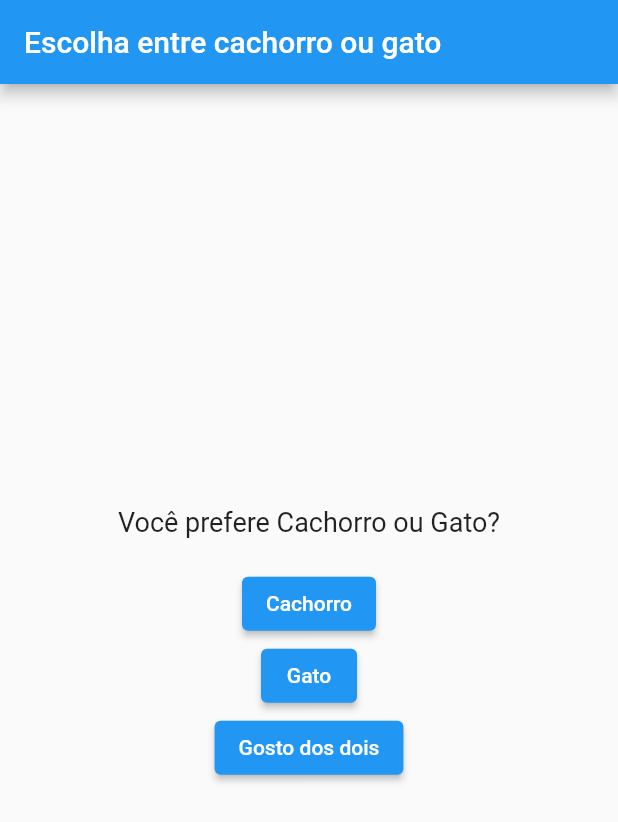
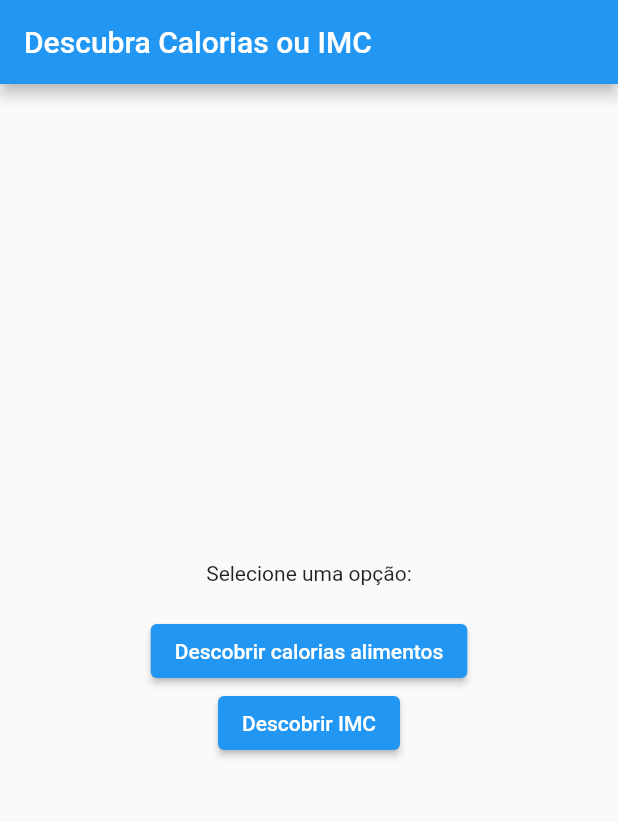
Before and after one commit to Leoscan/flutter-hive, a Flutter app: the screen it shows after launch, on a phone screen of 412 x 824 dp. Shown: the top 822 px of the screen. Run offline on Flutter 3.47's test engine with Material 2 defaults, Android fonts, the phone set to English and light mode, and no system bars.

Commit message:
first commit

```diff
--- /dev/null
+++ b/lib/Opcoes.dart
@@ -0,0 +1,83 @@
+import 'package:flutter/material.dart';
+import 'Comida.dart';
+import 'IMC.dart';
+
+void main() {
+  runApp(MyApp());
+}
+
+class MyApp extends StatelessWidget {
+  @override
+  Widget build(BuildContext context) {
+    return MaterialApp(
+      home: Opcoes(),
+    );
+  }
+}
+
+class Opcoes extends StatelessWidget {
+  @override
+  Widget build(BuildContext context) {
+    return Scaffold(
+      appBar: AppBar(
+        title: Text('Descubra Calorias ou IMC'),
+      ),
+      body: Center(
+        child: Column(
+          mainAxisAlignment: MainAxisAlignment.center,
+          children: <Widget>[
+            Text('Selecione uma opção:'),
+            SizedBox(height: 20),
+            ElevatedButton(
+              onPressed: () {
+                Navigator.push(
+                  context,
+                  MaterialPageRoute(
+                      builder: (context) => CalcularCaloriaComida()),
+                );
+              },
+              child: Text('Descobrir calorias alimentos'),
+            ),
+            ElevatedButton(
+              onPressed: () {
+                Navigator.push(
+                  context,
+                  MaterialPageRoute(builder: (context) => IMC()),
+                );
+              },
+              child: Text('Descobrir IMC'),
+            ),
+          ],
+        ),
+      ),
+    );
+  }
+}
+
+class PrimeiraPagina extends StatelessWidget {
+  @override
+  Widget build(BuildContext context) {
+    return Scaffold(
+      appBar: AppBar(
+        title: Text('Primeira Página'),
+      ),
+      body: Center(
+        child: Text('Conteúdo da Primeira Página'),
+      ),
+    );
+  }
+}
+
+class SegundaPagina extends StatelessWidget {
+  @override
+  Widget build(BuildContext context) {
+    return Scaffold(
+      appBar: AppBar(
+        title: Text('Segunda Página'),
+      ),
+      body: Center(
+        child: Text('Conteúdo da Segunda Página'),
+      ),
+    );
+  }
+}
--- a/lib/main.dart
+++ b/lib/main.dart
@@ -1,84 +1,8 @@
 import 'package:flutter/material.dart';
+import 'package:prj_dev_mobile/splashscrean.dart';
 
 void main() {
-  runApp(const MyApp());
+  runApp(MaterialApp(
+    home: SplashScreen(),
+  ));
 }
-
-class MyApp extends StatelessWidget {
-  const MyApp({Key? key});
-
-  @override
-  Widget build(BuildContext context) {
-    return MaterialApp(
-      title: 'Escolha entre Cachorro ou Gato',
-      home: const Home(),
-    );
-  }
-}
-
-class Home extends StatefulWidget {
-  const Home({Key? key});
-
-  @override
-  _HomeState createState() => _HomeState();
-}
-
-class _HomeState extends State<Home> {
-  String _imagemUrl = '';
-
-  void _escolherOpcao(String escolha) {
-    setState(() {
-      if (escolha == 'Cachorro') {
-        _imagemUrl =
-            'https://media.istockphoto.com/id/479809942/pt/foto/dachshund-isolado-no-fundo-branco-castanha-de-c%C3%A3o-olhando-para-cima.jpg?s=612x612&w=0&k=20&c=cW3WEgg8FhvxQgnG1u7HyCiMHzpqwm-8rJjC3McCdb0='; // Substitua pela URL da imagem do cachorro
-      } else if (escolha == 'Gato') {
-        _imagemUrl =
-            'https://png.pngtree.com/thumb_back/fw800/background/20210831/pngtree-cat-carrying-one-leg-of-a-cat-white-background-image_769565.jpg'; // Substitua pela URL da imagem do gato
-      } else if (escolha == 'Gosto dos dois') {
-        _imagemUrl =
-            'https://media.istockphoto.com/id/504907820/pt/foto/cachorrinho-e-dachshund-filhote-de-gato.jpg?s=1024x1024&w=is&k=20&c=QH5Isq5CrSxr2u0HGfPI_4mTDSZvd7rmhVGbud0vBs0='; // Substitua pela URL da imagem de ambos
-      }
-    });
-  }
-
-  @override
-  Widget build(BuildContext context) {
-    return Scaffold(
-      appBar: AppBar(
-        title: Text('Escolha entre cachorro ou gato'),
-      ),
-      body: Center(
-        child: Column(
-          mainAxisAlignment: MainAxisAlignment.center,
-          children: <Widget>[
-            Text(
-              'Você prefere Cachorro ou Gato?',
-              style: TextStyle(fontSize: 18),
-            ),
-            SizedBox(height: 20),
-            ElevatedButton(
-              onPressed: () => _escolherOpcao('Cachorro'),
-              child: Text('Cachorro'),
-            ),
-            ElevatedButton(
-              onPressed: () => _escolherOpcao('Gato'),
-              child: Text('Gato'),
-            ),
-            ElevatedButton(
-              onPressed: () => _escolherOpcao('Gosto dos dois'),
-              child: Text('Gosto dos dois'),
-            ),
-            SizedBox(height: 20),
-            _imagemUrl.isNotEmpty
-                ? Image.network(
-                    _imagemUrl,
-                    width: 200,
-                    height: 200,
-                  )
-                : Container(),
-          ],
-        ),
-      ),
-    );
-  }
-}
--- a/pubspec.yaml
+++ b/pubspec.yaml
@@ -30,6 +30,7 @@ environment:
 dependencies:
   flutter:
     sdk: flutter
+  shared_preferences: ^2.2.2
 
 
   # The following adds the Cupertino Icons font to your application.
```
Also changed, not shown: lib/Comida.dart (added, +228 -0 lines), lib/IMC.dart (added, +134 -0 lines), lib/main-Animacoes.dart (deleted, +0 -90 lines), lib/main-Etapa1.dart (deleted, +0 -32 lines), lib/splashscrean.dart (added, +58 -0 lines), pubspec.lock, 1 other file.
